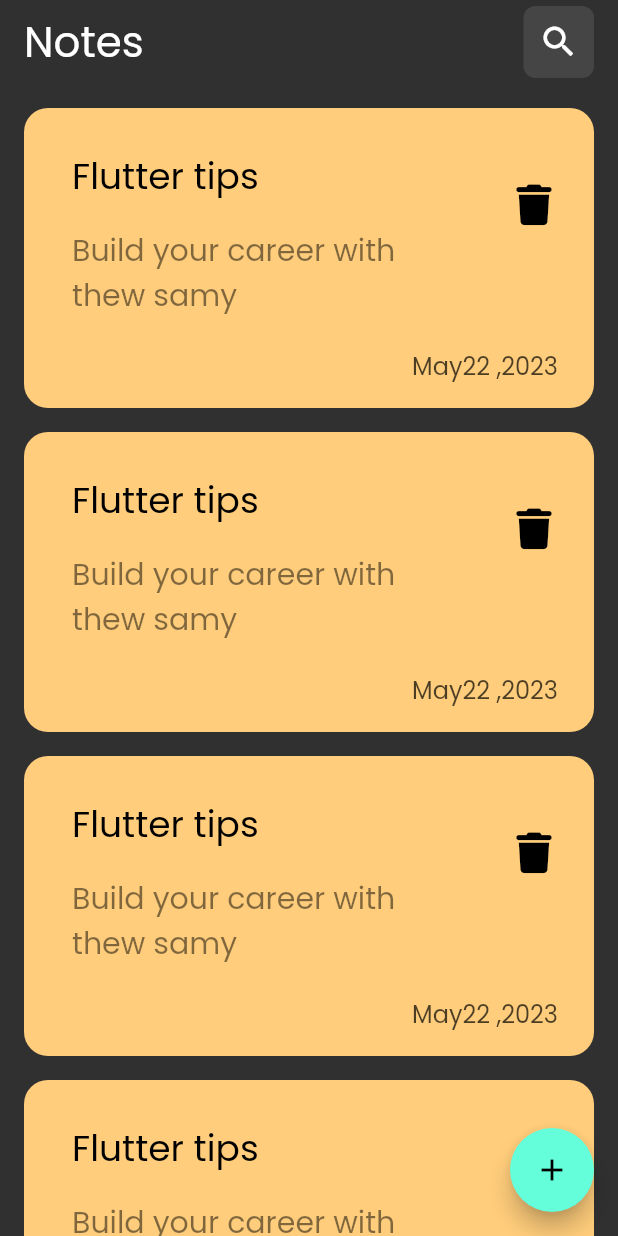
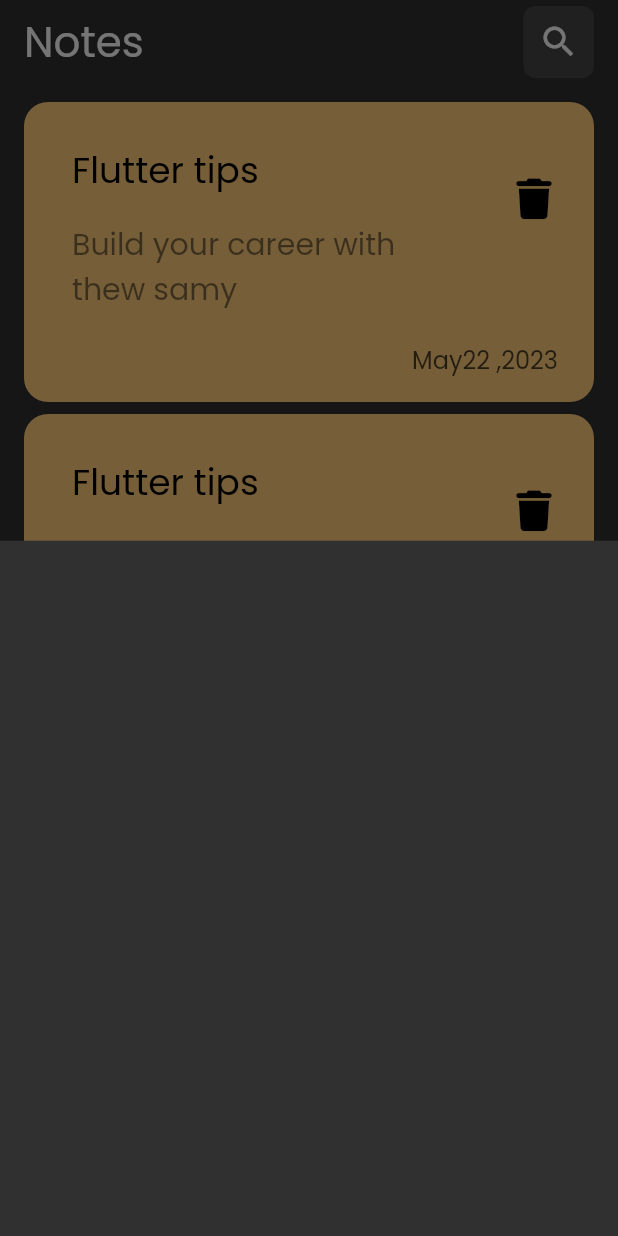
Before and after one commit to Mohamed123-r/notes-app, a Flutter app: the screen it shows after launch, after a tap on the "add" icon, on a phone screen of 412 x 824 dp. Run offline on Flutter 3.47's test engine with Material 2 defaults, Android fonts, the phone set to English and light mode, and no system bars; our stand-ins replace font_awesome_flutter.

Commit message:
show model bottom sheet

```diff
--- a/lib/views/notes_view.dart
+++ b/lib/views/notes_view.dart
@@ -1,5 +1,6 @@
 import 'package:flutter/material.dart';
 
+import '../widgets/add_bottom_model_sheet.dart';
 import '../widgets/note_view_body.dart';
 
 class NotesView extends StatelessWidget {
@@ -9,8 +10,17 @@ class NotesView extends StatelessWidget {
   Widget build(BuildContext context) {
     return Scaffold(
       floatingActionButton: FloatingActionButton(
-        onPressed: () {},
-        child: Icon(Icons.add,),
+        onPressed: () {
+          showModalBottomSheet(
+            context: context,
+            builder: (context) {
+              return AddNoteBottomSheet();
+            },
+          );
+        },
+        child: Icon(
+          Icons.add,
+        ),
       ),
       appBar: AppBar(
         backgroundColor: Colors.transparent,
@@ -21,8 +31,10 @@ class NotesView extends StatelessWidget {
         ),
         actions: [
           Padding(
-            padding:
-                const EdgeInsets.symmetric(vertical: 4.0, horizontal: 16.0),
+            padding: const EdgeInsets.symmetric(
+              vertical: 4.0,
+              horizontal: 16.0,
+            ),
             child: Container(
               height: 47,
               width: 47,
--- /dev/null
+++ b/lib/widgets/add_bottom_model_sheet.dart
@@ -0,0 +1,10 @@
+import 'package:flutter/material.dart';
+
+class AddNoteBottomSheet extends StatelessWidget {
+  const AddNoteBottomSheet({super.key});
+
+  @override
+  Widget build(BuildContext context) {
+    return Container();
+  }
+}
--- a/lib/widgets/note_item.dart
+++ b/lib/widgets/note_item.dart
@@ -44,7 +44,7 @@ class NoteItem extends StatelessWidget {
             ),
           ),
           Padding(
-            padding: const EdgeInsets.only(right: 24.0, bottom: 16),
+            padding: const EdgeInsets.only(right: 24.0, bottom: 16,),
             child: Text(
               'May22 ,2023',
               style: TextStyle(
--- a/lib/widgets/note_list_view.dart
+++ b/lib/widgets/note_list_view.dart
@@ -1,4 +1,3 @@
-
 import 'package:flutter/material.dart';
 
 import 'note_item.dart';
@@ -8,9 +7,11 @@ class NoteListView extends StatelessWidget {
 
   @override
   Widget build(BuildContext context) {
-    return ListView.builder(itemBuilder: (context,index){
+    return ListView.builder(itemBuilder: (context, index) {
       return Padding(
-        padding: const EdgeInsets.symmetric(vertical: 8.0),
+        padding: const EdgeInsets.symmetric(
+          vertical: 4.0,
+        ),
         child: NoteItem(),
       );
     });
--- a/lib/widgets/note_view_body.dart
+++ b/lib/widgets/note_view_body.dart
@@ -1,7 +1,5 @@
 import 'package:flutter/cupertino.dart';
 import 'package:flutter/material.dart';
-
-
 
 import 'note_list_view.dart';
 
@@ -15,9 +13,14 @@ class NoteViewBody extends StatelessWidget {
         right: 16,
         left: 16,
         top: 8,
+        bottom: 8,
       ),
       child: Column(
-        children: [Expanded(child: NoteListView())],
+        children: [
+          Expanded(
+            child: NoteListView(),
+          ),
+        ],
       ),
     );
   }
```
